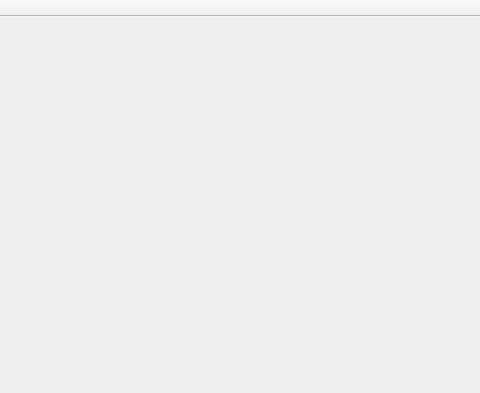
This is road_race/roadrace.ui in bjuppl/roadrace as Qt 5 draws it before an edit; both pictures show x 157 to 637 and y 0 to 393 of the 834 by 704 pixel window. The edited form follows.
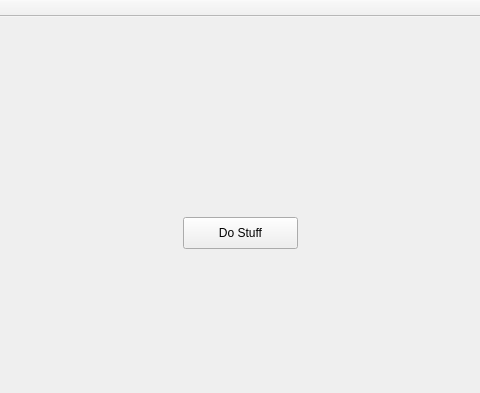
This is the edited form.

```diff
--- a/road_race/roadrace.ui
+++ b/road_race/roadrace.ui
@@ -13,7 +13,21 @@
   <property name="windowTitle">
    <string>RoadRace</string>
   </property>
-  <widget class="QWidget" name="centralWidget"/>
+  <widget class="QWidget" name="centralWidget">
+   <widget class="QPushButton" name="btnStuff">
+    <property name="geometry">
+     <rect>
+      <x>340</x>
+      <y>200</y>
+      <width>115</width>
+      <height>32</height>
+     </rect>
+    </property>
+    <property name="text">
+     <string>Do Stuff</string>
+    </property>
+   </widget>
+  </widget>
   <widget class="QMenuBar" name="menuBar">
    <property name="geometry">
     <rect>
```
